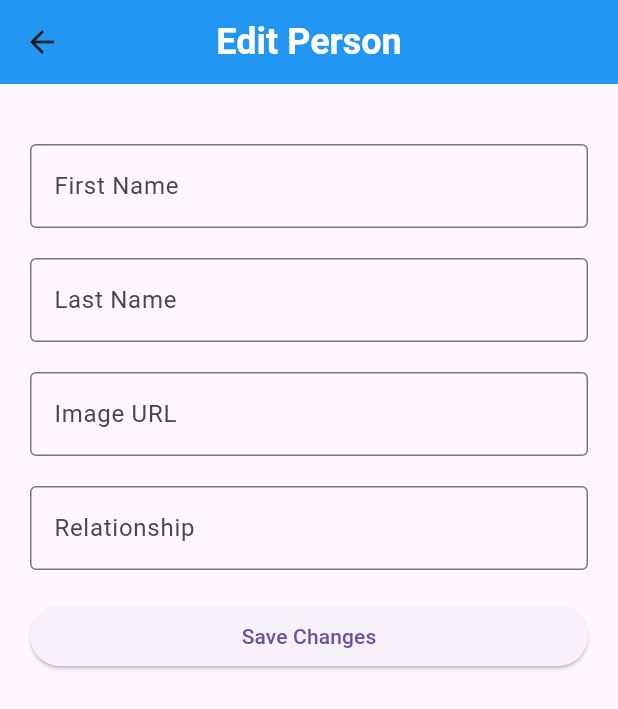
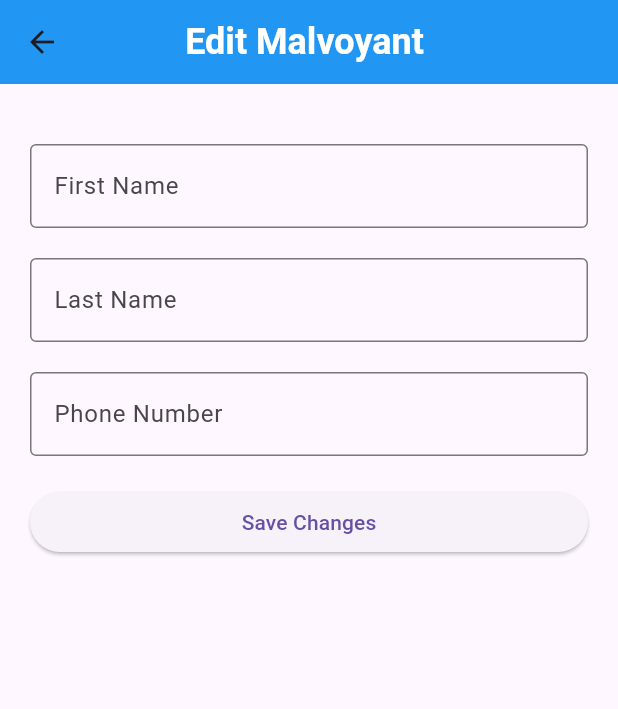
Before and after one commit to inesbenjazia/CO-I, a Flutter app: the MalvoyantDetailsPage screen opened directly with empty values, after a tap on the "settings" icon, on a phone screen of 412 x 824 dp. Shown: the top 709 px of the screen. Run offline on Flutter 3.47's test engine with Material 3 defaults, Android fonts, the phone set to English and light mode, and no system bars; our stand-ins replace cloud_firestore, firebase_auth, firebase_core, google_fonts; accounts and stored records are empty.

Commit message:
new commit

```diff
--- /dev/null
+++ b/lib/pages/edit_malvoyant_page.dart
@@ -0,0 +1,107 @@
+import 'package:co_i_project/services/firestore.dart';
+import 'package:flutter/material.dart';
+
+class EditMalvoyantPage extends StatefulWidget {
+  final String docID;
+  final String firstName;
+  final String lastName;
+  final String phoneNumber;
+  const EditMalvoyantPage({
+    super.key,
+  required this.docID,
+    required this.firstName,
+    required this.lastName,
+    required this.phoneNumber,
+    });
+
+  @override
+  State<EditMalvoyantPage> createState() => _EditMalvoyantPageState();
+}
+
+class _EditMalvoyantPageState extends State<EditMalvoyantPage> {
+  final TextEditingController _firstNameController = TextEditingController();
+  final TextEditingController _lastNameController = TextEditingController();
+  final TextEditingController _phoneNumberController = TextEditingController();
+
+  final FirestoreService firestoreService = FirestoreService();
+
+   @override
+  void initState() {
+    super.initState();
+    _firstNameController.text = widget.firstName;
+    _lastNameController.text = widget.lastName;
+    _phoneNumberController.text = widget.phoneNumber;
+  }
+
+  @override
+  Widget build(BuildContext context) {
+    return Scaffold(
+      appBar: AppBar(
+        title: const Text(
+          'Edit Malvoyant ',
+          style: TextStyle(
+            fontSize: 24,
+            fontWeight: FontWeight.bold,
+            color: Colors.white,
+          ),
+        ),
+        backgroundColor: Colors.blue,
+        centerTitle: true,
+      ),
+      body: SingleChildScrollView(
+        padding: const EdgeInsets.all(20),
+        child: Column(
+          crossAxisAlignment: CrossAxisAlignment.stretch,
+          children: [
+            const SizedBox(height: 20),
+            TextFormField(
+              controller: _firstNameController,
+              decoration: const InputDecoration(
+                labelText: 'First Name',
+                border: OutlineInputBorder(),
+              ),
+            ),
+            const SizedBox(height: 20),
+            TextFormField(
+              controller: _lastNameController,
+              decoration: const InputDecoration(
+                labelText: 'Last Name',
+                border: OutlineInputBorder(),
+              ),
+            ),
+            const SizedBox(height: 20),
+            TextFormField(
+              controller: _phoneNumberController,
+              decoration: const InputDecoration(
+                labelText: 'Phone Number ',
+                border: OutlineInputBorder(),
+              ),
+            ),
+            const SizedBox(height: 20),
+            ElevatedButton(
+              onPressed: () {
+  // Récupérer les valeurs mises à jour des champs texte
+  String updatedFirstName = _firstNameController.text;
+  String updatedLastName = _lastNameController.text;
+  String updatedPhoneNumber = _phoneNumberController.text;
+
+  // Appeler la fonction pour mettre à jour les détails de la personne
+  firestoreService.updateMalvoyant(
+    widget.docID,
+    updatedFirstName,
+    updatedLastName,
+    updatedPhoneNumber
+  );
+
+  // Naviguer vers l'écran précédent après la mise à jour
+  Navigator.pop(context);
+},
+
+              child: const Text('Save Changes'),
+            ),
+          ],
+        ),
+      ),
+    );
+  }
+}
--- a/lib/pages/main_page.dart
+++ b/lib/pages/main_page.dart
@@ -1,6 +1,8 @@
 
 import 'package:co_i_project/pages/auth_page.dart';
-import 'package:co_i_project/pages/home_page.dart';
+//import 'package:co_i_project/pages/home_page.dart';
+//import 'package:co_i_project/pages/malvoyant_details_page.dart';
+import 'package:co_i_project/pages/malvoyants_list.dart';
 //import 'package:co_i_project/pages/loginpage.dart';
 import 'package:firebase_auth/firebase_auth.dart';
 import 'package:flutter/material.dart';
@@ -14,7 +16,7 @@ class MainPage extends StatelessWidget {
       (stream: FirebaseAuth.instance.authStateChanges(),
       builder: (context, snapshot){
         if(snapshot.hasData){
-          return const HomePage();
+          return const MalvoyantsList();
         }else{
           return const AuthPage();
         }
--- a/lib/pages/malvoyant_details_page.dart
+++ b/lib/pages/malvoyant_details_page.dart
@@ -1,4 +1,6 @@
-import 'package:co_i_project/pages/edit_page.dart';
+import 'package:co_i_project/pages/edit_malvoyant_page.dart';
+import 'package:co_i_project/pages/persons_list_page.dart';
+//import 'package:co_i_project/pages/edit_page.dart';
 import 'package:co_i_project/services/firestore.dart';
 import 'package:flutter/material.dart';
 
@@ -6,8 +8,7 @@ class MalvoyantDetailsPage extends StatelessWidget {
   final String docID;
   final String firstName;
   final String lastName;
-  final String condition;
-  final String imageUrl;
+  final String phoneNumber;
 
   final FirestoreService firestoreService = FirestoreService();
 
@@ -16,8 +17,7 @@ class MalvoyantDetailsPage extends StatelessWidget {
     required this.docID,
     required this.firstName,
     required this.lastName,
-    required this.condition,
-    required this.imageUrl,
+    required this.phoneNumber,
   });
 
   @override
@@ -37,16 +37,6 @@ class MalvoyantDetailsPage extends StatelessWidget {
       ),
       body: Stack(
         children: [
-          Positioned(
-            top: -20,
-            left: 0,
-            right: 0,
-            height: 250,
-            child: Image.network(
-              imageUrl,
-              fit: BoxFit.cover,
-            ),
-          ),
           Padding(
             padding: const EdgeInsets.only(top: 180),
             child: Center(
@@ -63,23 +53,16 @@ class MalvoyantDetailsPage extends StatelessWidget {
                     ),
                   ),
                   const SizedBox(height: 10),
-                  Text(
-                    'Condition: $condition',
-                    style: const TextStyle(
-                      fontSize: 18,
-                    ),
-                  ),
                   IconButton(
                     onPressed: () {
                       Navigator.push(
                         context,
                         MaterialPageRoute(
-                          builder: (context) => EditPersonPage(
+                          builder: (context) => EditMalvoyantPage(
                             docID: docID,
                             firstName: firstName,
                             lastName: lastName,
-                            imageUrl: imageUrl,
-                            relationship: condition,
+                            phoneNumber: phoneNumber
                           ),
                         ),
                       );
@@ -89,12 +72,22 @@ class MalvoyantDetailsPage extends StatelessWidget {
                   IconButton(
                     onPressed: () {
                       // Supprimer le malvoyant
-                      firestoreService.deletePerson(docID);
+                      firestoreService.deleteMalvoyant(docID);
                       // Retourner à la page précédente
                       Navigator.pop(context);
                     },
                     icon: const Icon(Icons.delete),
                   ),
+                  const SizedBox(height: 10,),
+                  ElevatedButton(
+                    onPressed: () {
+                      Navigator.push(
+                      context,
+                      MaterialPageRoute(builder: (context) => PersonsListPage(malvoyantId: docID)),
+                      );
+                    },
+                    child: const Text('Voir les personnes associées'),
+                )
                 ],
               ),
             ),
--- a/lib/services/firestore.dart
+++ b/lib/services/firestore.dart
@@ -33,22 +33,24 @@ class FirestoreService {
     });
   }
 
-   // DELETE: Supprimer un malvoyant
+  //DELETE: supprimer un malvoyant
    Future<void> deleteMalvoyant(String malvoyantId) async {
     await malvoyants.doc(malvoyantId).delete();
   }
 
-  //CREATE: add a new person
-  Future<void> addPerson(String firstname, String lastname, String image, String relationship){
-    return persons.add({
+
+  // Méthode pour ajouter une personne à un malvoyant spécifique
+  Future<void> addPersonToMalvoyant( String firstname, String lastname, String image, String relationship,String malvoyantId) async {
+    // Ajouter la personne avec un champ 'malvoyantId' indiquant le malvoyant auquel elle est associée
+    await persons.add({
       'firstname': firstname,
       'lastname': lastname,
       'image': image,
       'relationship': relationship,
+      'malvoyantId': malvoyantId, // Champ indiquant le malvoyant associé
       'timestamp': Timestamp.now(),
     });
   }
-
 
 
 
```
Also changed, not shown: lib/pages/add_person_page.dart (+8 -2 lines), lib/pages/malvoyants_list.dart (+21 -0 lines), lib/pages/persons_list_page.dart (renamed from lib/pages/home_page.dart, +18 -10 lines). Lines whose indentation alone changed are shown as unchanged.
